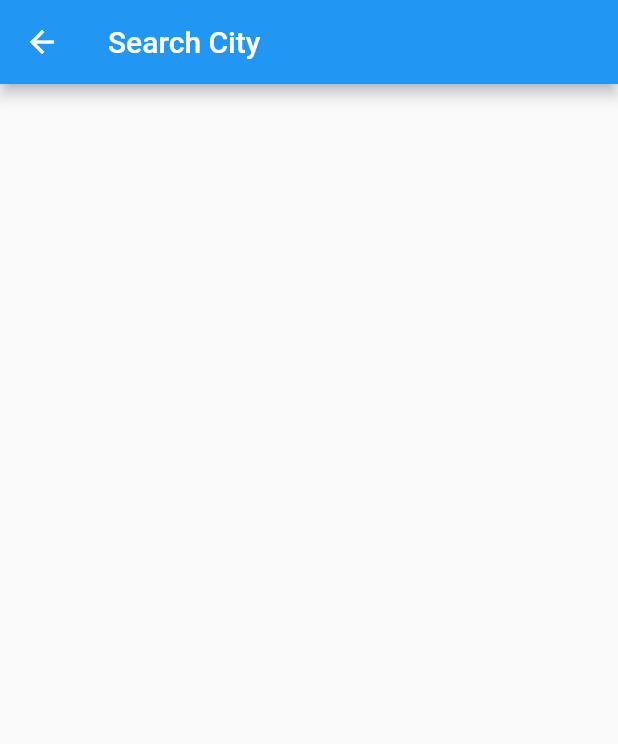
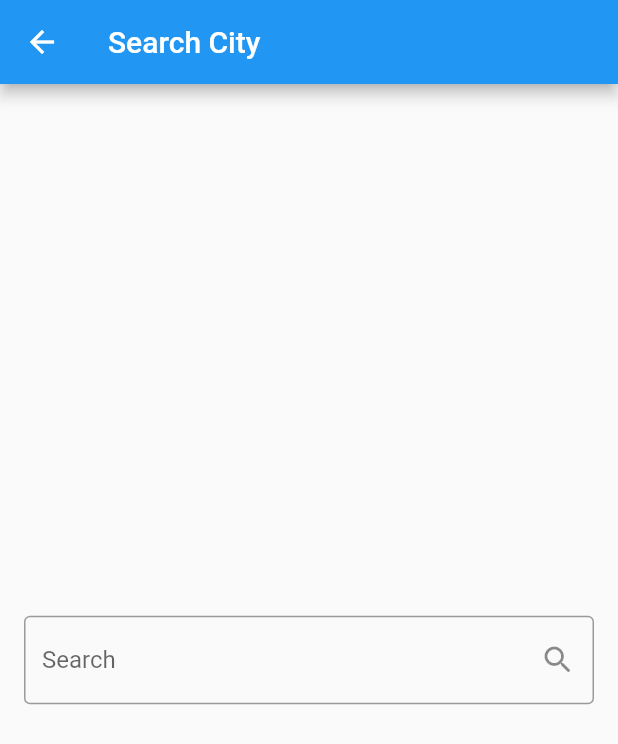
Before and after one commit to FadyFawzyOfficial/weather_app, a Flutter app: the SearchScreen screen opened directly, on a phone screen of 412 x 824 dp. Shown: the top 744 px of the screen. Run offline on Flutter 3.47's test engine with Material 2 defaults, Android fonts, the phone set to English and light mode, and no system bars.

Commit message:
4. Build Search Text Field Widget

```diff
--- a/lib/screens/search_screen.dart
+++ b/lib/screens/search_screen.dart
@@ -9,6 +9,19 @@ class SearchScreen extends StatelessWidget {
       appBar: AppBar(
         title: const Text('Search City'),
       ),
+      body: const Center(
+        child: Padding(
+          padding: EdgeInsets.symmetric(horizontal: 16),
+          child: TextField(
+            decoration: InputDecoration(
+              labelText: 'Search',
+              hintText: 'Enter a city name',
+              suffixIcon: Icon(Icons.search_rounded),
+              border: OutlineInputBorder(),
+            ),
+          ),
+        ),
+      ),
     );
   }
 }
```
